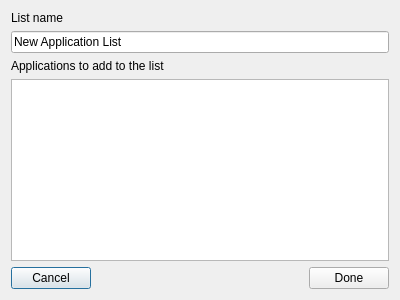
Qt form src/gui/widgets/schedule/applicationsdialog.ui (bergamontt/sunflower) before a commit.
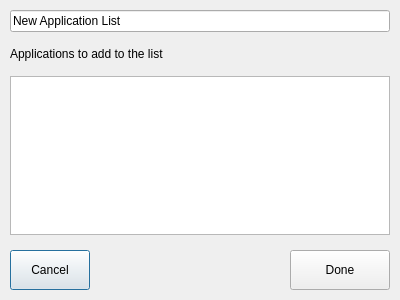
The same form after that commit. Icons and pictures are not drawn.

What changed in the file:
```diff
--- a/src/gui/widgets/schedule/applicationsdialog.ui
+++ b/src/gui/widgets/schedule/applicationsdialog.ui
@@ -14,13 +14,21 @@
    <string>Dialog</string>
   </property>
   <layout class="QVBoxLayout" name="verticalLayout">
-   <item>
-    <widget class="QLabel" name="listNameTitle">
-     <property name="text">
-      <string>List name</string>
-     </property>
-    </widget>
-   </item>
+   <property name="spacing">
+    <number>15</number>
+   </property>
+   <property name="leftMargin">
+    <number>10</number>
+   </property>
+   <property name="topMargin">
+    <number>10</number>
+   </property>
+   <property name="rightMargin">
+    <number>10</number>
+   </property>
+   <property name="bottomMargin">
+    <number>10</number>
+   </property>
    <item>
     <widget class="QLineEdit" name="listName">
      <property name="text">
@@ -36,12 +44,37 @@
     </widget>
    </item>
    <item>
-    <widget class="QListWidget" name="applicationList"/>
+    <widget class="QListWidget" name="applicationList">
+     <property name="cursor" stdset="0">
+      <cursorShape>PointingHandCursor</cursorShape>
+     </property>
+     <property name="selectionMode">
+      <enum>QAbstractItemView::SelectionMode::NoSelection</enum>
+     </property>
+     <property name="listClass" stdset="0">
+      <string>appList</string>
+     </property>
+    </widget>
    </item>
    <item>
     <layout class="QHBoxLayout" name="footer">
      <item>
       <widget class="QPushButton" name="cancelButton">
+       <property name="sizePolicy">
+        <sizepolicy hsizetype="Preferred" vsizetype="Preferred">
+         <horstretch>0</horstretch>
+         <verstretch>0</verstretch>
+        </sizepolicy>
+       </property>
+       <property name="minimumSize">
+        <size>
+         <width>80</width>
+         <height>40</height>
+        </size>
+       </property>
+       <property name="cursor">
+        <cursorShape>PointingHandCursor</cursorShape>
+       </property>
        <property name="text">
         <string>Cancel</string>
        </property>
@@ -62,6 +95,18 @@
      </item>
      <item>
       <widget class="QPushButton" name="doneButton">
+       <property name="sizePolicy">
+        <sizepolicy hsizetype="Preferred" vsizetype="Preferred">
+         <horstretch>0</horstretch>
+         <verstretch>0</verstretch>
+        </sizepolicy>
+       </property>
+       <property name="minimumSize">
+        <size>
+         <width>100</width>
+         <height>40</height>
+        </size>
+       </property>
        <property name="text">
         <string>Done</string>
        </property>
```
Left out of the diff: 15 changed lines with no effect on the pictures.
